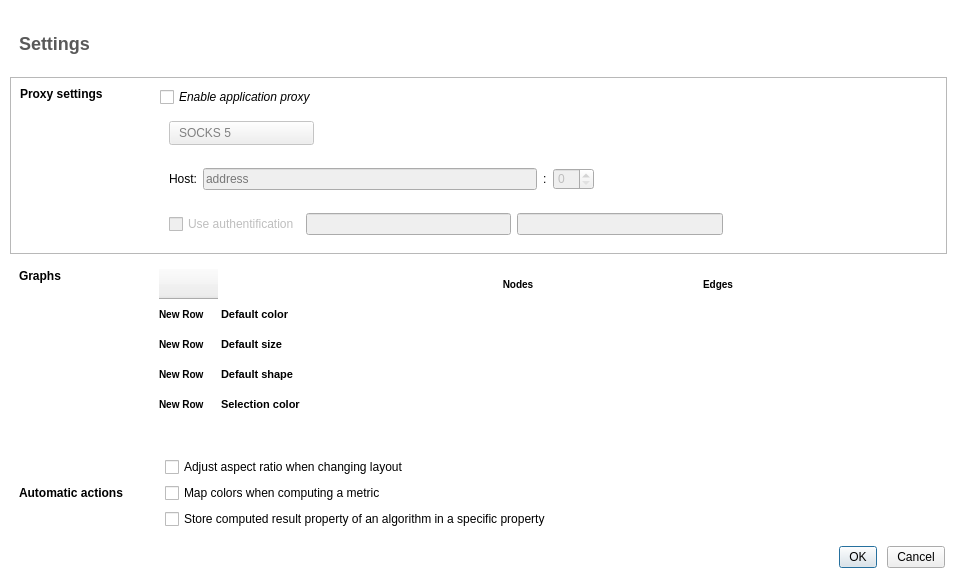
Qt form plugins/perspective/GraphPerspective/designer/PreferencesDialog.ui (vadivelselvaraj/TulipGLImprovement) before a commit.
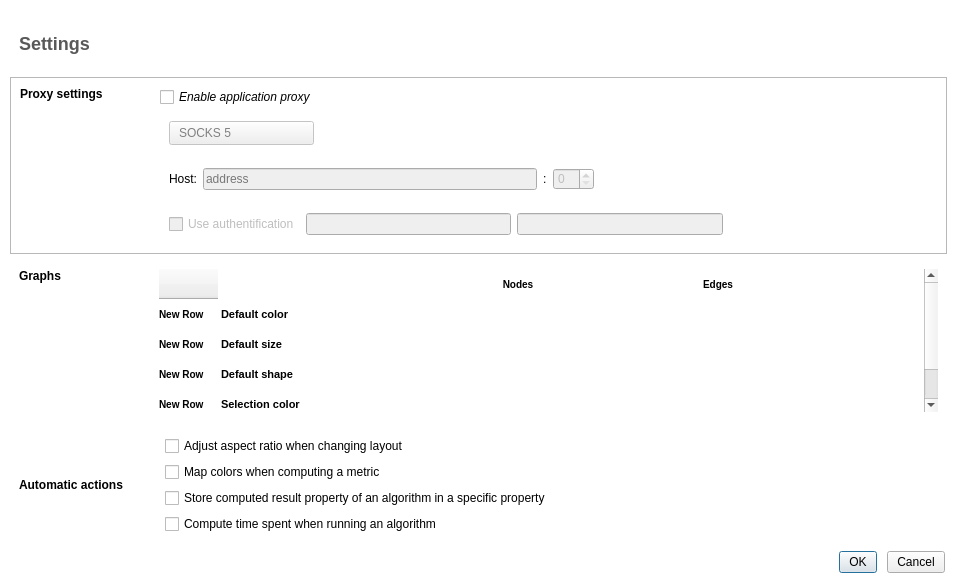
The same form after that commit. Icons and pictures are not drawn.

Commit message: add new user preference to manage the recording of algorithms running time

Diff of the .ui file:
```diff
--- a/plugins/perspective/GraphPerspective/designer/PreferencesDialog.ui
+++ b/plugins/perspective/GraphPerspective/designer/PreferencesDialog.ui
@@ -7,13 +7,13 @@
     <x>0</x>
     <y>0</y>
     <width>957</width>
-    <height>580</height>
+    <height>585</height>
    </rect>
   </property>
   <property name="minimumSize">
    <size>
     <width>0</width>
-    <height>580</height>
+    <height>585</height>
    </size>
   </property>
   <property name="windowTitle">
@@ -352,7 +352,7 @@
         <property name="minimumSize">
          <size>
           <width>140</width>
-          <height>0</height>
+          <height>85</height>
          </size>
         </property>
         <property name="styleSheet">
@@ -548,6 +548,16 @@
           </property>
          </widget>
         </item>
+        <item>
+         <widget class="QCheckBox" name="runningTimeComputedCheck">
+          <property name="text">
+           <string>Compute time spent when running an algorithm</string>
+          </property>
+          <property name="toolTip">
+           <string>The time spent in an algorithm computation will be displayed in the message box</string>
+          </property>
+         </widget>
+        </item>
        </layout>
       </item>
      </layout>
```
The commit also changes 4 other files.
